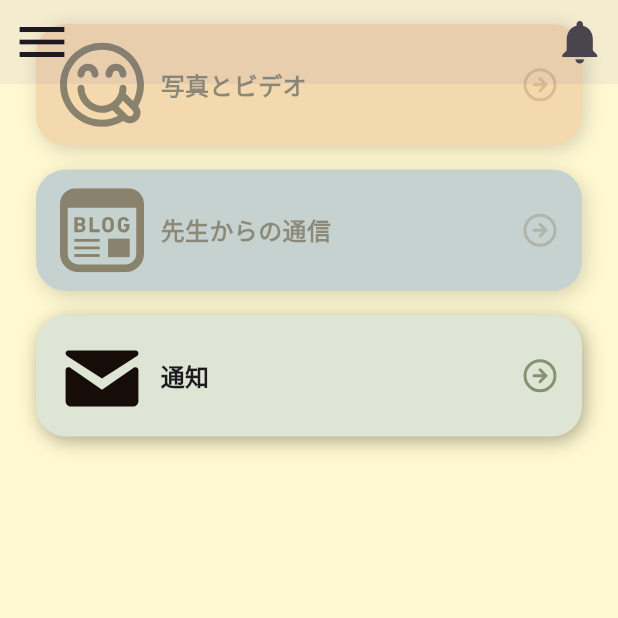
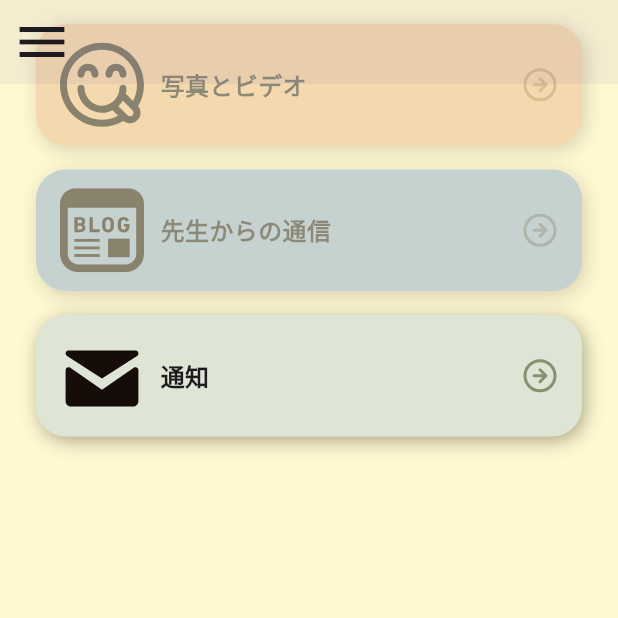
Before and after one commit to yuji-luigi/migla_flutter_mobile, a Flutter app: the DashboardHomeScaffold screen opened directly, scrolled down 230 dp, on a phone screen of 412 x 824 dp, the top half of it. Run offline on Flutter 3.47's test engine with Material 3 defaults, Android fonts, the phone set to English and light mode, and no system bars; our stand-ins replace firebase_core, firebase_messaging, flutter_secure_storage, flutter_svg, graphql, graphql_flutter and 2 more; missing offline and left inert: dart:ffi, flutter_pdfview; accounts and stored records are empty; generated files the repository leaves out were written again; project files that could hold a hidden picture were left out.

Commit message:
fix: remove notification button home

```diff
--- a/lib/src/widgets/scaffold/dashboard_home_scaffold.dart
+++ b/lib/src/widgets/scaffold/dashboard_home_scaffold.dart
@@ -67,7 +67,7 @@ class _DashboardScaffoldState extends State<DashboardHomeScaffold> {
                 ),
               );
             }),
-            actions: [const NotificationAppbarActionButton()],
+            actions: [],
             backgroundColor: Colors.transparent,
             expandedHeight: _topSectionHeight + 30, // Adjust height as needed
             floating: false,
```
